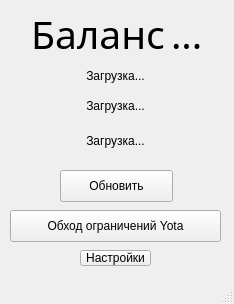
This is yota.ui in TTLMaster/Yota-Desktop-App as Qt 5 draws it before an edit. The edited form follows.
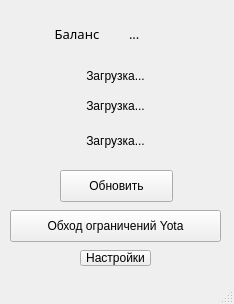
This is the edited form.

The edit to the form file:
```diff
--- a/yota.ui
+++ b/yota.ui
@@ -116,7 +116,7 @@
        <property name="font">
         <font>
          <family>PT Serif</family>
-         <pointsize>29</pointsize>
+         <pointsize>10</pointsize>
          <italic>false</italic>
         </font>
        </property>
@@ -133,7 +133,7 @@
        <property name="font">
         <font>
          <family>PT Serif</family>
-         <pointsize>29</pointsize>
+         <pointsize>10</pointsize>
          <italic>false</italic>
         </font>
        </property>
```
